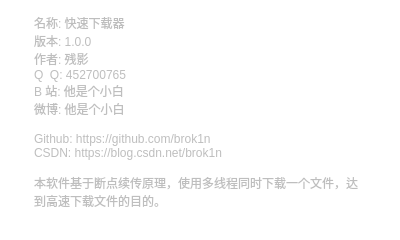
The window that qt/FastDownloader/helpdialog.ui (brok1n/FastDownloader) describes before a commit, drawn with Qt 5.
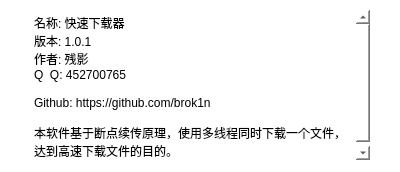
The same window after the commit.

Commit message: update help txt

What changed in the file:
```diff
--- a/qt/FastDownloader/helpdialog.ui
+++ b/qt/FastDownloader/helpdialog.ui
@@ -7,7 +7,7 @@
     <x>0</x>
     <y>0</y>
     <width>400</width>
-    <height>240</height>
+    <height>172</height>
    </rect>
   </property>
   <property name="windowTitle">
@@ -16,20 +16,17 @@
   <property name="styleSheet">
    <string notr="true">background-color:#FFFFFF;</string>
   </property>
-  <widget class="QTextEdit" name="textEdit">
-   <property name="enabled">
-    <bool>false</bool>
-   </property>
+  <widget class="QTextBrowser" name="textBrowser">
    <property name="geometry">
     <rect>
      <x>30</x>
      <y>10</y>
-     <width>341</width>
-     <height>211</height>
+     <width>340</width>
+     <height>150</height>
     </rect>
    </property>
    <property name="styleSheet">
-    <string notr="true">border: none;</string>
+    <string notr="true">border:none;</string>
    </property>
    <property name="html">
     <string>&lt;!DOCTYPE HTML PUBLIC &quot;-//W3C//DTD HTML 4.0//EN&quot; &quot;http://www.w3.org/TR/REC-html40/strict.dtd&quot;&gt;
@@ -37,14 +34,11 @@
 p, li { white-space: pre-wrap; }
 &lt;/style&gt;&lt;/head&gt;&lt;body style=&quot; font-family:'SimSun'; font-size:9pt; font-weight:400; font-style:normal;&quot;&gt;
 &lt;p style=&quot; margin-top:0px; margin-bottom:0px; margin-left:0px; margin-right:0px; -qt-block-indent:0; text-indent:0px;&quot;&gt;名称: 快速下载器&lt;/p&gt;
-&lt;p style=&quot; margin-top:0px; margin-bottom:0px; margin-left:0px; margin-right:0px; -qt-block-indent:0; text-indent:0px;&quot;&gt;版本: 1.0.0&lt;/p&gt;
+&lt;p style=&quot; margin-top:0px; margin-bottom:0px; margin-left:0px; margin-right:0px; -qt-block-indent:0; text-indent:0px;&quot;&gt;版本: 1.0.1&lt;/p&gt;
 &lt;p style=&quot; margin-top:0px; margin-bottom:0px; margin-left:0px; margin-right:0px; -qt-block-indent:0; text-indent:0px;&quot;&gt;作者: 残影&lt;/p&gt;
 &lt;p style=&quot; margin-top:0px; margin-bottom:0px; margin-left:0px; margin-right:0px; -qt-block-indent:0; text-indent:0px;&quot;&gt;Q  Q: 452700765&lt;/p&gt;
-&lt;p style=&quot; margin-top:0px; margin-bottom:0px; margin-left:0px; margin-right:0px; -qt-block-indent:0; text-indent:0px;&quot;&gt;B 站: 他是个小白&lt;/p&gt;
-&lt;p style=&quot; margin-top:0px; margin-bottom:0px; margin-left:0px; margin-right:0px; -qt-block-indent:0; text-indent:0px;&quot;&gt;微博: 他是个小白&lt;/p&gt;
 &lt;p style=&quot;-qt-paragraph-type:empty; margin-top:0px; margin-bottom:0px; margin-left:0px; margin-right:0px; -qt-block-indent:0; text-indent:0px;&quot;&gt;&lt;br /&gt;&lt;/p&gt;
 &lt;p style=&quot; margin-top:0px; margin-bottom:0px; margin-left:0px; margin-right:0px; -qt-block-indent:0; text-indent:0px;&quot;&gt;Github: https://github.com/brok1n&lt;/p&gt;
-&lt;p style=&quot; margin-top:0px; margin-bottom:0px; margin-left:0px; margin-right:0px; -qt-block-indent:0; text-indent:0px;&quot;&gt;CSDN: https://blog.csdn.net/brok1n&lt;/p&gt;
 &lt;p style=&quot;-qt-paragraph-type:empty; margin-top:0px; margin-bottom:0px; margin-left:0px; margin-right:0px; -qt-block-indent:0; text-indent:0px;&quot;&gt;&lt;br /&gt;&lt;/p&gt;
 &lt;p style=&quot; margin-top:0px; margin-bottom:0px; margin-left:0px; margin-right:0px; -qt-block-indent:0; text-indent:0px;&quot;&gt;本软件基于断点续传原理，使用多线程同时下载一个文件，达到高速下载文件的目的。&lt;/p&gt;&lt;/body&gt;&lt;/html&gt;</string>
    </property>
```
